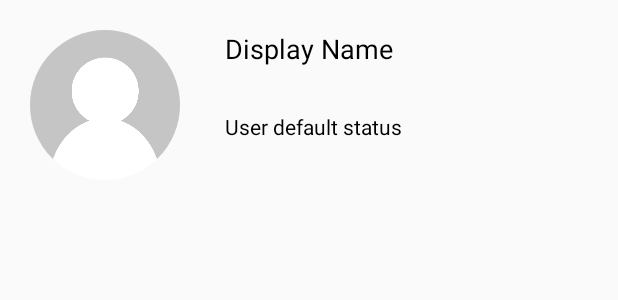
After one commit to TuanLinh163/Project-Android, an Android app: the layout users_single_layout.xml on its own in the app's theme, with its tools: preview values and no code run, on a phone screen of 412 x 824 dp. The commit adds this screen. Shown: the top 300 px of the screen. Run offline under Robolectric (Android 15) with nearby library versions, the phone set to English and light mode, and no system bars.

```diff
--- a/app/build.gradle
+++ b/app/build.gradle
@@ -30,7 +30,7 @@ dependencies {
     implementation 'com.google.android.material:material:1.2.1'
     implementation 'com.google.firebase:firebase-auth:20.0.0'
     implementation 'androidx.legacy:legacy-support-v4:1.0.0'
-    implementation 'com.google.firebase:firebase-database:19.2.1'
+    implementation 'com.google.firebase:firebase-database:19.5.1'
     implementation 'com.google.firebase:firebase-storage:19.2.0'
     testImplementation 'junit:junit:4.13.1'
     androidTestImplementation 'androidx.test.ext:junit:1.1.2'
@@ -40,4 +40,7 @@ dependencies {
     implementation 'de.hdodenhof:circleimageview:3.1.0'
     api 'com.theartofdev.edmodo:android-image-cropper:2.8.+'
     implementation 'com.squareup.picasso:picasso:2.71828'
+    implementation 'com.firebaseui:firebase-ui-database:6.3.0'
+    implementation 'com.iceteck.silicompressorr:silicompressor:2.2.4'
+    implementation 'id.zelory:compressor:2.1.0'
 }
--- a/app/src/main/java/com/example/project/MainActivity.java
+++ b/app/src/main/java/com/example/project/MainActivity.java
@@ -80,6 +80,10 @@ public class MainActivity extends AppCompatActivity {
             Intent settingsIntent = new Intent(MainActivity.this, SettingsActivity.class);
             startActivity(settingsIntent);
         }
+        if (item.getItemId() == R.id.main_all_btn) {
+            Intent usersIntent = new Intent(MainActivity.this, UsersActivity.class);
+            startActivity(usersIntent);
+        }
 
         return true;
     }
--- /dev/null
+++ b/app/src/main/res/layout/users_single_layout.xml
@@ -0,0 +1,45 @@
+<?xml version="1.0" encoding="utf-8"?>
+<androidx.constraintlayout.widget.ConstraintLayout xmlns:android="http://schemas.android.com/apk/res/android"
+    xmlns:app="http://schemas.android.com/apk/res-auto"
+    xmlns:tools="http://schemas.android.com/tools"
+    android:layout_width="match_parent"
+    android:layout_height="wrap_content">
+
+    <de.hdodenhof.circleimageview.CircleImageView
+        android:id="@+id/user_single_image"
+        android:layout_width="100dp"
+        android:layout_height="100dp"
+        android:layout_marginStart="20dp"
+        android:layout_marginTop="20dp"
+        android:layout_marginBottom="20dp"
+        android:src="@drawable/default_avatar"
+        app:layout_constraintBottom_toBottomOf="parent"
+        app:layout_constraintStart_toStartOf="parent"
+        app:layout_constraintTop_toTopOf="parent">
+
+    </de.hdodenhof.circleimageview.CircleImageView>
+
+    <TextView
+        android:id="@+id/user_single_name"
+        android:layout_width="wrap_content"
+        android:layout_height="wrap_content"
+        android:layout_marginStart="30dp"
+        android:layout_marginTop="20dp"
+        android:text="@string/display_name"
+        android:textColor="#000000"
+        android:textSize="18sp"
+        app:layout_constraintStart_toEndOf="@+id/user_single_image"
+        app:layout_constraintTop_toTopOf="parent" />
+
+    <TextView
+        android:id="@+id/user_single_status"
+        android:layout_width="wrap_content"
+        android:layout_height="wrap_content"
+        android:layout_marginStart="30dp"
+        android:layout_marginTop="30dp"
+        android:text="@string/user_default_status"
+        android:textColor="#000000"
+        app:layout_constraintStart_toEndOf="@+id/user_single_image"
+        app:layout_constraintTop_toBottomOf="@+id/user_single_name" />
+
+</androidx.constraintlayout.widget.ConstraintLayout>
--- a/app/src/main/res/values/strings.xml
+++ b/app/src/main/res/values/strings.xml
@@ -23,4 +23,6 @@
     <string name="hi_there_im_using_my_project">Hi there, Im using my project</string>
     <string name="status">Status</string>
     <string name="save">SAVE</string>
+    <string name="display_names">Display Name</string>
+    <string name="user_default_status">User default status</string>
 </resources>
```
Also changed, not shown: app/src/main/AndroidManifest.xml (+10 -6 lines), app/src/main/java/com/example/project/SettingsActivity.java (+51 -25 lines), app/src/main/java/com/example/project/Users.java (added, +40 -0 lines), app/src/main/java/com/example/project/UsersActivity.java (added, +102 -0 lines), app/src/main/res/layout/activity_users.xml (added, +20 -0 lines).
